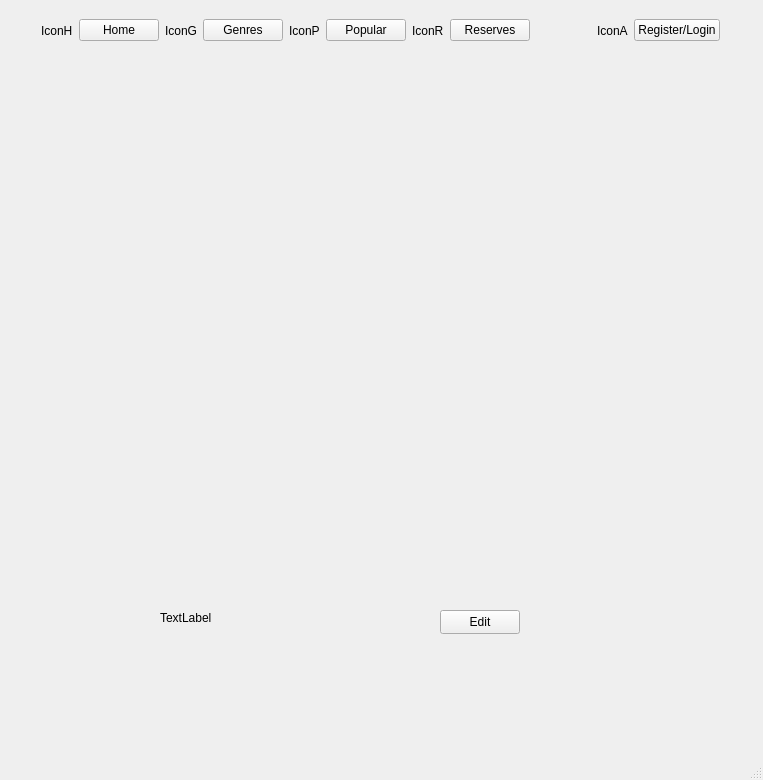
israelBlackyb/IETMCS106.2, file IsraelEthanTaehgCS106point2/adminBookPage.ui: the form before one commit.
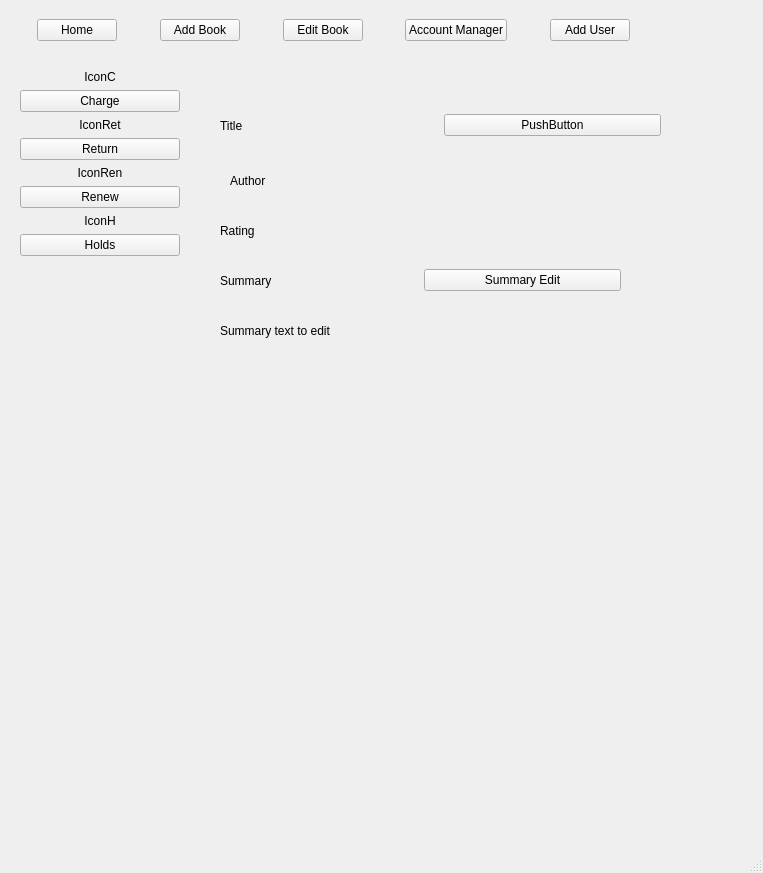
The form after the commit.

Commit message: working on admin book page

Patch:
```diff
--- a/IsraelEthanTaehgCS106point2/adminBookPage.ui
+++ b/IsraelEthanTaehgCS106point2/adminBookPage.ui
@@ -7,39 +7,13 @@
     <x>0</x>
     <y>0</y>
     <width>763</width>
-    <height>780</height>
+    <height>873</height>
    </rect>
   </property>
   <property name="windowTitle">
    <string>MainWindow</string>
   </property>
   <widget class="QWidget" name="centralwidget">
-   <widget class="QPushButton" name="EditBtn">
-    <property name="geometry">
-     <rect>
-      <x>440</x>
-      <y>610</y>
-      <width>80</width>
-      <height>24</height>
-     </rect>
-    </property>
-    <property name="text">
-     <string>Edit</string>
-    </property>
-   </widget>
-   <widget class="QLabel" name="bookDesc">
-    <property name="geometry">
-     <rect>
-      <x>160</x>
-      <y>610</y>
-      <width>291</width>
-      <height>16</height>
-     </rect>
-    </property>
-    <property name="text">
-     <string>TextLabel</string>
-    </property>
-   </widget>
    <widget class="QWidget" name="horizontalLayoutWidget">
     <property name="geometry">
      <rect>
@@ -63,13 +37,6 @@
        </property>
       </spacer>
      </item>
-     <item>
-      <widget class="QLabel" name="label">
-       <property name="text">
-        <string>IconH</string>
-       </property>
-      </widget>
-     </item>
      <item>
       <widget class="QPushButton" name="homeBtn">
        <property name="text">
@@ -78,44 +45,82 @@
       </widget>
      </item>
      <item>
-      <widget class="QLabel" name="label_2">
-       <property name="text">
-        <string>IconG</string>
+      <spacer name="horizontalSpacer_4">
+       <property name="orientation">
+        <enum>Qt::Horizontal</enum>
        </property>
-      </widget>
+       <property name="sizeHint" stdset="0">
+        <size>
+         <width>40</width>
+         <height>20</height>
+        </size>
+       </property>
+      </spacer>
      </item>
      <item>
       <widget class="QPushButton" name="genreBtn">
        <property name="text">
-        <string>Genres</string>
+        <string>Add Book</string>
        </property>
       </widget>
      </item>
      <item>
-      <widget class="QLabel" name="label_3">
-       <property name="text">
-        <string>IconP</string>
+      <spacer name="horizontalSpacer_5">
+       <property name="orientation">
+        <enum>Qt::Horizontal</enum>
        </property>
-      </widget>
+       <property name="sizeHint" stdset="0">
+        <size>
+         <width>40</width>
+         <height>20</height>
+        </size>
+       </property>
+      </spacer>
      </item>
      <item>
       <widget class="QPushButton" name="popularBtn">
        <property name="text">
-        <string>Popular</string>
+        <string>Edit Book</string>
        </property>
       </widget>
      </item>
      <item>
-      <widget class="QLabel" name="label_4">
+      <spacer name="horizontalSpacer_6">
+       <property name="orientation">
+        <enum>Qt::Horizontal</enum>
+       </property>
+       <property name="sizeHint" stdset="0">
+        <size>
+         <width>40</width>
+         <height>20</height>
+        </size>
+       </property>
+      </spacer>
+     </item>
+     <item>
+      <widget class="QPushButton" name="accountManageBtn">
        <property name="text">
-        <string>IconR</string>
+        <string>Account Manager</string>
        </property>
       </widget>
      </item>
      <item>
-      <widget class="QPushButton" name="pushButton_4">
+      <spacer name="horizontalSpacer_7">
+       <property name="orientation">
+        <enum>Qt::Horizontal</enum>
+       </property>
+       <property name="sizeHint" stdset="0">
+        <size>
+         <width>40</width>
+         <height>20</height>
+        </size>
+       </property>
+      </spacer>
+     </item>
+     <item>
+      <widget class="QPushButton" name="addUserBtn">
        <property name="text">
-        <string>Reserves</string>
+        <string>Add User</string>
        </property>
       </widget>
      </item>
@@ -132,6 +137,19 @@
        </property>
       </spacer>
      </item>
+     <item>
+      <spacer name="horizontalSpacer_8">
+       <property name="orientation">
+        <enum>Qt::Horizontal</enum>
+       </property>
+       <property name="sizeHint" stdset="0">
+        <size>
+         <width>40</width>
+         <height>20</height>
+        </size>
+       </property>
+      </spacer>
+     </item>
      <item>
       <spacer name="horizontalSpacer_3">
        <property name="orientation">
@@ -145,20 +163,6 @@
        </property>
       </spacer>
      </item>
-     <item>
-      <widget class="QLabel" name="label_5">
-       <property name="text">
-        <string>IconA</string>
-       </property>
-      </widget>
-     </item>
-     <item>
-      <widget class="QPushButton" name="pushButton_5">
-       <property name="text">
-        <string>Register/Login</string>
-       </property>
-      </widget>
-     </item>
      <item>
       <spacer name="horizontalSpacer_2">
        <property name="orientation">
@@ -174,6 +178,223 @@
      </item>
     </layout>
    </widget>
+   <widget class="QWidget" name="verticalLayoutWidget_2">
+    <property name="geometry">
+     <rect>
+      <x>20</x>
+      <y>70</y>
+      <width>160</width>
+      <height>481</height>
+     </rect>
+    </property>
+    <layout class="QVBoxLayout" name="verticalLayout_2">
+     <item>
+      <layout class="QVBoxLayout" name="verticalLayout">
+       <item>
+        <widget class="QLabel" name="label">
+         <property name="text">
+          <string>IconC</string>
+         </property>
+         <property name="alignment">
+          <set>Qt::AlignCenter</set>
+         </property>
+        </widget>
+       </item>
+       <item>
+        <widget class="QPushButton" name="pushButton">
+         <property name="text">
+          <string>Charge</string>
+         </property>
+        </widget>
+       </item>
+       <item>
+        <widget class="QLabel" name="label_2">
+         <property name="text">
+          <string>IconRet</string>
+         </property>
+         <property name="alignment">
+          <set>Qt::AlignCenter</set>
+         </property>
+        </widget>
+       </item>
+       <item>
+        <widget class="QPushButton" name="pushButton_2">
+         <property name="text">
+          <string>Return</string>
+         </property>
+        </widget>
+       </item>
+       <item>
+        <widget class="QLabel" name="label_3">
+         <property name="text">
+          <string>IconRen</string>
+         </property>
+         <property name="alignment">
+          <set>Qt::AlignCenter</set>
+         </property>
+        </widget>
+       </item>
+       <item>
+        <widget class="QPushButton" name="pushButton_3">
+         <property name="text">
+          <string>Renew</string>
+         </property>
+        </widget>
+       </item>
+       <item>
+        <widget class="QLabel" name="label_4">
+         <property name="text">
+          <string>IconH</string>
+         </property>
+         <property name="alignment">
+          <set>Qt::AlignCenter</set>
+         </property>
+        </widget>
+       </item>
+       <item>
+        <widget class="QPushButton" name="pushButton_4">
+         <property name="text">
+          <string>Holds</string>
+         </property>
+        </widget>
+       </item>
+      </layout>
+     </item>
+     <item>
+      <spacer name="verticalSpacer">
+       <property name="orientation">
+        <enum>Qt::Vertical</enum>
+       </property>
+       <property name="sizeHint" stdset="0">
+        <size>
+         <width>20</width>
+         <height>40</height>
+        </size>
+       </property>
+      </spacer>
+     </item>
+    </layout>
+   </widget>
+   <widget class="QWidget" name="horizontalLayoutWidget_2">
+    <property name="geometry">
+     <rect>
+      <x>220</x>
+      <y>100</y>
+      <width>441</width>
+      <height>51</height>
+     </rect>
+    </property>
+    <layout class="QHBoxLayout" name="horizontalLayout_2">
+     <item>
+      <widget class="QLabel" name="bookTitle">
+       <property name="text">
+        <string>Title</string>
+       </property>
+      </widget>
+     </item>
+     <item>
+      <widget class="QPushButton" name="bookTitleEditBtn">
+       <property name="text">
+        <string>PushButton</string>
+       </property>
+      </widget>
+     </item>
+    </layout>
+   </widget>
+   <widget class="QWidget" name="horizontalLayoutWidget_3">
+    <property name="geometry">
+     <rect>
+      <x>230</x>
+      <y>160</y>
+      <width>381</width>
+      <height>41</height>
+     </rect>
+    </property>
+    <layout class="QHBoxLayout" name="horizontalLayout_3">
+     <item>
+      <widget class="QLabel" name="label_5">
+       <property name="text">
+        <string>Author</string>
+       </property>
+      </widget>
+     </item>
+    </layout>
+   </widget>
+   <widget class="QWidget" name="horizontalLayoutWidget_4">
+    <property name="geometry">
+     <rect>
+      <x>220</x>
+      <y>210</y>
+      <width>391</width>
+      <height>41</height>
+     </rect>
+    </property>
+    <layout class="QHBoxLayout" name="horizontalLayout_4">
+     <item>
+      <widget class="QLabel" name="label_6">
+       <property name="text">
+        <string>Rating</string>
+       </property>
+      </widget>
+     </item>
+    </layout>
+   </widget>
+   <widget class="QWidget" name="horizontalLayoutWidget_5">
+    <property name="geometry">
+     <rect>
+      <x>220</x>
+      <y>260</y>
+      <width>401</width>
+      <height>41</height>
+     </rect>
+    </property>
+    <layout class="QHBoxLayout" name="horizontalLayout_5">
+     <item>
+      <widget class="QLabel" name="label_7">
+       <property name="text">
+        <string>Summary</string>
+       </property>
+      </widget>
+     </item>
+     <item>
+      <widget class="QPushButton" name="EditBtn">
+       <property name="text">
+        <string>Summary Edit</string>
+       </property>
+      </widget>
+     </item>
+    </layout>
+   </widget>
+   <widget class="QWidget" name="horizontalLayoutWidget_6">
+    <property name="geometry">
+     <rect>
+      <x>220</x>
+      <y>310</y>
+      <width>441</width>
+      <height>41</height>
+     </rect>
+    </property>
+    <layout class="QHBoxLayout" name="horizontalLayout_6">
+     <item>
+      <widget class="QLabel" name="bookDesc">
+       <property name="text">
+        <string>Summary text to edit</string>
+       </property>
+      </widget>
+     </item>
+    </layout>
+   </widget>
+   <widget class="QWidget" name="horizontalLayoutWidget_7">
+    <property name="geometry">
+     <rect>
+      <x>220</x>
+      <y>360</y>
+      <width>401</width>
+      <height>41</height>
+     </rect>
+    </property>
+    <layout class="QHBoxLayout" name="horizontalLayout_7"/>
+   </widget>
   </widget>
   <widget class="QMenuBar" name="menubar">
    <property name="geometry">
```
Left out of the diff: 4 changed lines with no effect on the pictures. The commit also changes 1 other file.
